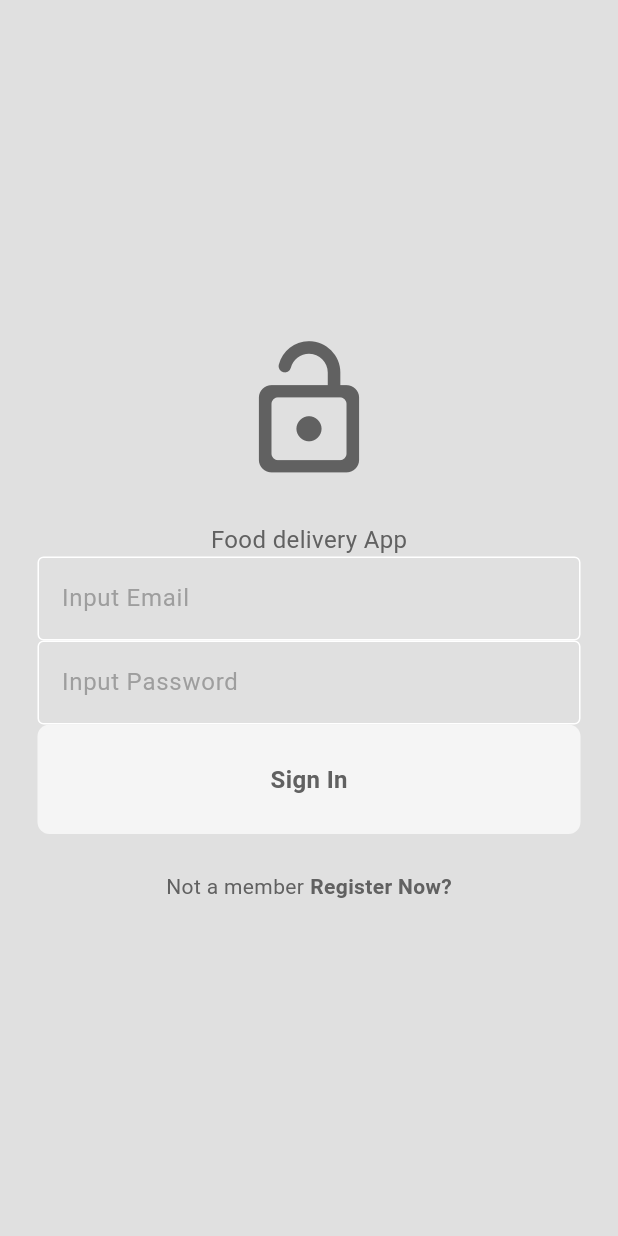
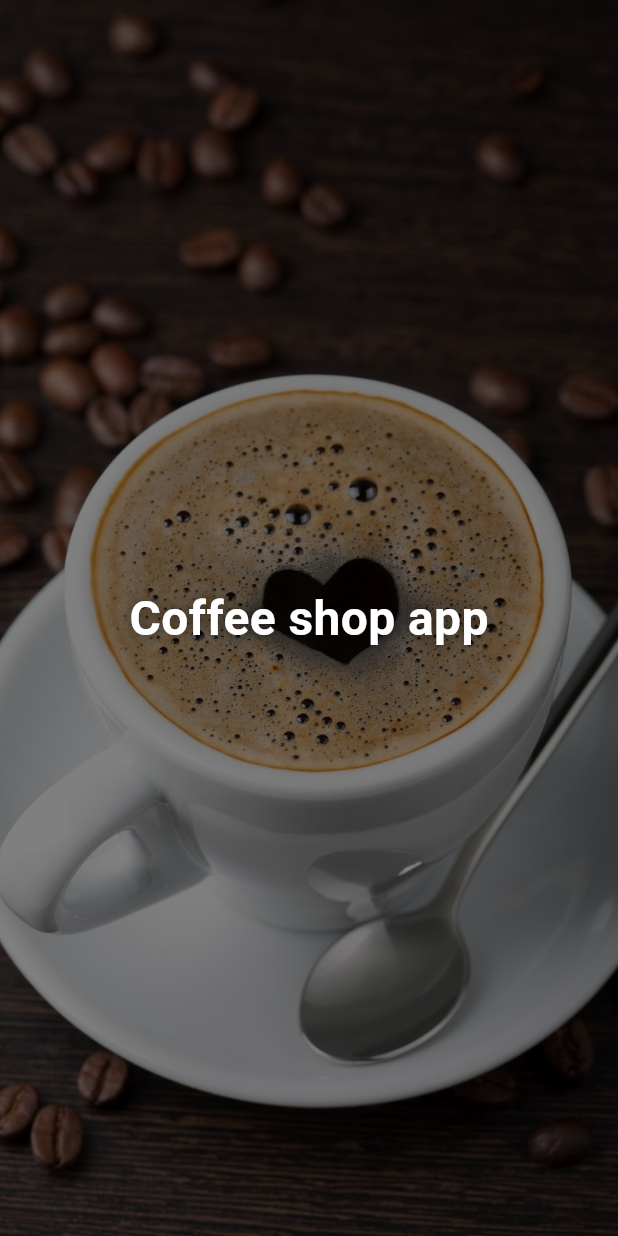
Before and after one commit to RajrupDasid/coffee_shop_app, a Flutter app: the first screen one second after launch, on a phone screen of 412 x 824 dp. Run offline on Flutter 3.47's test engine with Material 3 defaults, Android fonts, the phone set to English and light mode, and no system bars.

Commit message:
Added splash screen
logic building improvements added

some bug fixes

added more bugs to fix later

Signed-off-by: RajrupDasid <rajrupofficialid@protonmail.com>

```diff
--- /dev/null
+++ b/lib/components/splash_screen.dart
@@ -0,0 +1,71 @@
+import 'package:coffeeshopapp/auth/login_or_register.dart';
+import 'package:flutter/material.dart';
+import 'package:flutter/services.dart';
+
+class SplashScreen extends StatefulWidget {
+  const SplashScreen({super.key});
+
+  @override
+  State<SplashScreen> createState() => _SplashScreenState();
+}
+
+class _SplashScreenState extends State<SplashScreen>
+    with SingleTickerProviderStateMixin {
+  @override
+  void initState() {
+    super.initState();
+    SystemChrome.setEnabledSystemUIMode(SystemUiMode.immersive);
+    Future.delayed(const Duration(seconds: 5), () {
+      if (mounted) {
+        Navigator.pushReplacement(context,
+            MaterialPageRoute(builder: (context) => const LoginOrRegister()));
+      }
+    });
+  }
+
+  @override
+  void dispose() {
+    SystemChrome.setEnabledSystemUIMode(SystemUiMode.manual,
+        overlays: SystemUiOverlay.values);
+    super.dispose();
+  }
+
+  @override
+  Widget build(BuildContext context) {
+    return Scaffold(
+      body: Stack(
+        children: [
+          Positioned.fill(
+            child: Image.asset(
+              'assets/images/coffee.jpg',
+              fit: BoxFit.cover,
+            ),
+          ),
+          Positioned.fill(
+            child: Container(
+              decoration: BoxDecoration(
+                color: Colors.black.withOpacity(0.5),
+              ),
+            ),
+          ),
+          Center(
+            child: Text(
+              'Coffee shop app',
+              style: TextStyle(
+                color: Colors.white,
+                fontSize: 32,
+                fontWeight: FontWeight.bold,
+                shadows: [
+                  Shadow(
+                    blurRadius: 10,
+                    color: Colors.black.withOpacity(0.5),
+                  ),
+                ],
+              ),
+            ),
+          ),
+        ],
+      ),
+    );
+  }
+}
--- a/lib/main.dart
+++ b/lib/main.dart
@@ -1,4 +1,5 @@
 import 'package:coffeeshopapp/auth/login_or_register.dart';
+import 'package:coffeeshopapp/components/splash_screen.dart';
 import 'package:coffeeshopapp/themes/theme_provider.dart';
 import 'package:flutter/material.dart';
 import 'package:provider/provider.dart';
@@ -18,8 +19,23 @@ class MyApp extends StatelessWidget {
   Widget build(BuildContext context) {
     return MaterialApp(
       debugShowCheckedModeBanner: false,
-      home: const LoginOrRegister(),
       theme: Provider.of<ThemeProvider>(context).themeData,
+      home: FutureBuilder(
+        future: _initializeApp(),
+        builder: (context, snapshot) {
+          if (snapshot.connectionState == ConnectionState.done) {
+            return const LoginOrRegister();
+          } else {
+            return const SplashScreen();
+          }
+        },
+      ),
     );
   }
+
+  Future<void> _initializeApp() async {
+    // Perform any necessary initialization tasks here
+    // For example, you can delay for 3 seconds to simulate loading
+    await Future.delayed(const Duration(seconds: 5));
+  }
 }
--- a/lib/pages/login_page.dart
+++ b/lib/pages/login_page.dart
@@ -1,6 +1,6 @@
 import 'package:coffeeshopapp/components/my_button.dart';
 import 'package:coffeeshopapp/components/my_textfield.dart';
-import 'package:coffeeshopapp/pages/HomePage.dart';
+import 'package:coffeeshopapp/pages/home_page.dart';
 import 'package:flutter/material.dart';
 
 class LoginPage extends StatefulWidget {
--- a/pubspec.yaml
+++ b/pubspec.yaml
@@ -60,8 +60,8 @@ flutter:
   uses-material-design: true
 
   # To add assets to your application, add an assets section, like this:
-  # assets:
-  #   - images/a_dot_burr.jpeg
+  assets:
+     - assets/images/coffee.jpg
   #   - images/a_dot_ham.jpeg
 
   # An image asset can refer to one or more resolution-specific "variants", see
```
Also changed, not shown: assets/images/coffee.jpg (added), lib/pages/home_page.dart (renamed from lib/pages/HomePage.dart).
